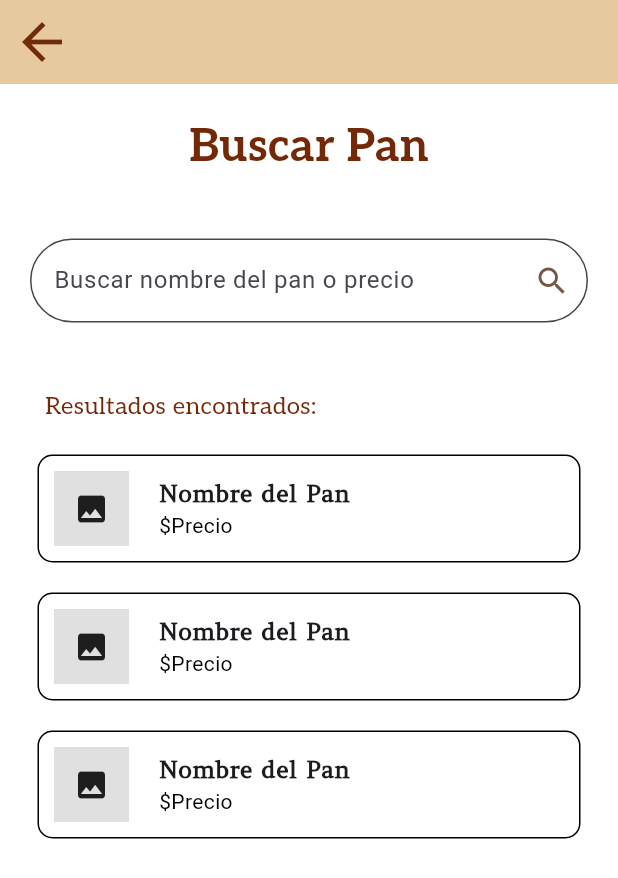
After one commit to LitzyDiaz0/RinconDelPan, a Flutter app: the BusquedaPage screen opened directly, on a phone screen of 412 x 824 dp. The commit adds this screen. Shown: the top 878 px of the screen. Run offline on Flutter 3.47's test engine with Material 3 defaults, Android fonts, the phone set to English and light mode, and no system bars; our stand-ins replace image_picker, logger, sqflite; accounts and stored records are empty.

Commit message:
creacion de pestana buscar pan y modificaciones en inventario

```diff
--- a/lib/pages/admnprinc.dart
+++ b/lib/pages/admnprinc.dart
@@ -139,8 +139,9 @@ class AdminPage extends StatelessWidget {
                           Navigator.pushReplacement(
                             context,
                             MaterialPageRoute(
-                              builder: (context) =>
-                                  const InventarioPage(), // Asegúrate de que LoginPage esté importado
+                              builder: (context) => const InventarioPage(
+                                rol: '',
+                              ), // Asegúrate de que LoginPage esté importado
                             ),
                           );
                         },
--- /dev/null
+++ b/lib/pages/busqueda.dart
@@ -0,0 +1,158 @@
+import 'package:flutter/material.dart';
+
+class BusquedaPage extends StatefulWidget {
+  const BusquedaPage({super.key});
+
+  @override
+  _BusquedaPageState createState() => _BusquedaPageState();
+}
+
+class _BusquedaPageState extends State<BusquedaPage> {
+  String searchQuery = "";
+  int? selectedIndex; // Índice de la fila seleccionada
+
+  @override
+  Widget build(BuildContext context) {
+    return Scaffold(
+      backgroundColor: Colors.white, // Fondo blanco
+      appBar: AppBar(
+        backgroundColor: const Color.fromARGB(255, 237, 207, 159),
+        elevation: 1,
+        leading: IconButton(
+          icon: const Icon(Icons.arrow_back,
+              color: Color.fromARGB(255, 114, 43, 8)),
+          iconSize: 40,
+          onPressed: () {
+            Navigator.pop(context); // Volver a la pantalla anterior
+          },
+        ),
+      ),
+      body: Column(
+        children: [
+          const SizedBox(height: 20),
+          // Título "Buscar Pan"
+          const Center(
+            child: Text(
+              "Buscar Pan",
+              style: TextStyle(
+                fontSize: 30,
+                fontWeight: FontWeight.bold,
+                fontFamily: 'Aleo',
+                color: Color.fromARGB(255, 115, 41, 7),
+              ),
+            ),
+          ),
+          const SizedBox(height: 40),
+          // Input de búsqueda con ícono integrado
+          Padding(
+            padding: const EdgeInsets.symmetric(horizontal: 20),
+            child: TextField(
+              onChanged: (value) {
+                setState(() {
+                  searchQuery = value;
+                });
+              },
+              decoration: InputDecoration(
+                hintText: "Buscar nombre del pan o precio",
+                border: OutlineInputBorder(
+                  borderRadius: BorderRadius.circular(30),
+                  borderSide: const BorderSide(color: Colors.black),
+                ),
+                filled: true,
+                fillColor: Colors.white,
+                suffixIcon: IconButton(
+                  icon: const Icon(Icons.search, color: Colors.brown),
+                  onPressed: () {
+                    // Acción al presionar la lupa
+                  },
+                ),
+              ),
+            ),
+          ),
+          const SizedBox(height: 45),
+          // Título de resultados encontrados
+          const Padding(
+            padding: EdgeInsets.symmetric(horizontal: 30),
+            child: Align(
+              alignment: Alignment.centerLeft,
+              child: Text(
+                "Resultados encontrados:",
+                style: TextStyle(
+                    fontSize: 16,
+                    fontFamily: 'Aleo',
+                    color: Color.fromARGB(255, 115, 41, 7)),
+              ),
+            ),
+          ),
+          const SizedBox(height: 10),
+          // Lista de resultados simulados
+          Expanded(
+            child: ListView.builder(
+              itemCount: 3, // Cambia este valor según tus resultados
+              itemBuilder: (context, index) {
+                return GestureDetector(
+                  onTap: () {
+                    // Actualiza el índice seleccionado
+                    setState(() {
+                      selectedIndex = index;
+                    });
+                  },
+                  child: Container(
+                    margin: const EdgeInsets.symmetric(
+                      horizontal: 25,
+                      vertical: 10,
+                    ),
+                    padding: const EdgeInsets.all(10),
+                    decoration: BoxDecoration(
+                      border: Border.all(color: Colors.black),
+                      borderRadius: BorderRadius.circular(10),
+                      color: selectedIndex == index
+                          ? const Color.fromARGB(255, 255, 238,
+                              192) // Color amarillo si está seleccionado
+                          : Colors
+                              .white, // Color blanco si no está seleccionado
+                    ),
+                    child: Row(
+                      children: [
+                        // Imagen del pan
+                        Container(
+                          width: 50,
+                          height: 50,
+                          color: Colors.grey[300], // Placeholder de imagen
+                          child: const Icon(Icons.image),
+                        ),
+                        const SizedBox(width: 20),
+                        // Nombre y precio del pan
+                        Expanded(
+                          child: Column(
+                            crossAxisAlignment: CrossAxisAlignment.start,
+                            children: const [
+                              Text(
+                                "Nombre del Pan",
+                                style: TextStyle(
+                                    fontSize: 16,
+                                    fontWeight: FontWeight.bold,
+                                    fontFamily: 'Amethysta'),
+                              ),
+                              Text(
+                                "\$Precio",
+                                style: TextStyle(
+                                  fontSize: 14,
+                                  color: Color.fromARGB(255, 0, 0, 0),
+                                ),
+                              ),
+                            ],
+                          ),
+                        ),
+                      ],
+                    ),
+                  ),
+                );
+              },
+            ),
+          ),
+        ],
+      ),
+    );
+  }
+}
--- a/lib/pages/editarpan.dart
+++ b/lib/pages/editarpan.dart
@@ -74,7 +74,10 @@ class _EditarPanPageState extends State<EditarPanPage> {
 
     Navigator.pushReplacement(
       context,
-      MaterialPageRoute(builder: (context) => const InventarioPage()),
+      MaterialPageRoute(
+          builder: (context) => const InventarioPage(
+                rol: '',
+              )),
     );
   }
 
--- a/lib/pages/inventario.dart
+++ b/lib/pages/inventario.dart
@@ -6,7 +6,7 @@ import './agregarpan.dart';
 import '../models/producto.dart';
 
 class InventarioPage extends StatefulWidget {
-  const InventarioPage({super.key});
+  const InventarioPage({super.key, required String rol});
 
   @override
   State<InventarioPage> createState() => _InventarioPageState();
```
Also changed, not shown: lib/pages/agregarpan.dart (+7 -2 lines), lib/pages/puntoventa.dart (+37 -1 lines).
